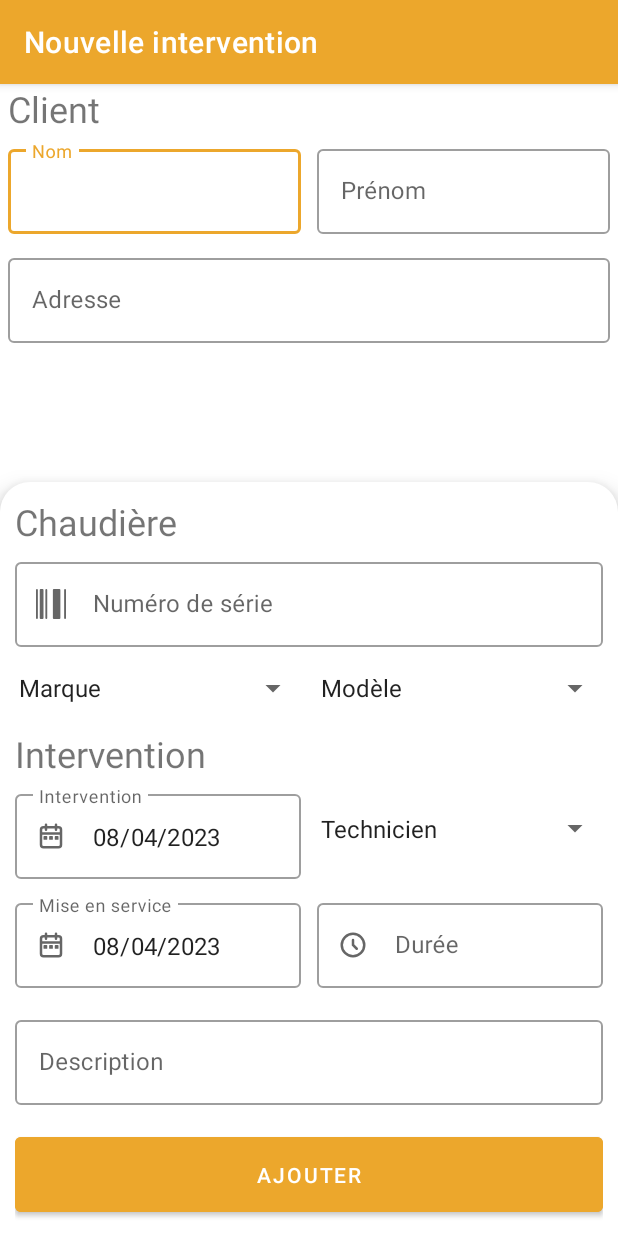
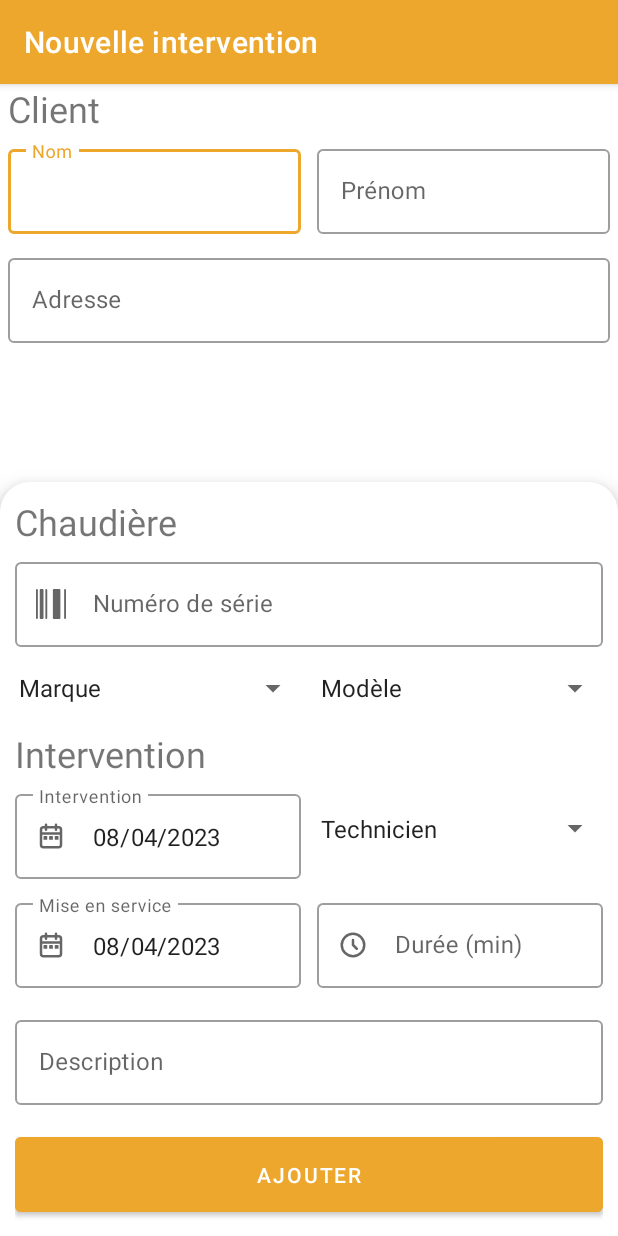
Before and after one commit to AimFried/boilerconnect_apk, an Android app: the AddReport screen opened directly, with no data from a screen before it, on a phone screen of 412 x 824 dp. Run offline under Robolectric (Android 15) with nearby library versions, the phone set to English and light mode, and no system bars.

Commit message:
adjust issues

```diff
--- a/app/src/main/res/layout/activity_add_report.xml
+++ b/app/src/main/res/layout/activity_add_report.xml
@@ -301,7 +301,7 @@
                 android:layout_marginTop="5dp"
                 android:layout_marginEnd="5dp"
                 android:layout_weight="1"
-                android:hint="Durée"
+                android:hint="Durée (min)"
                 app:startIconDrawable="@drawable/time_svgrepo_com"
                 tools:ignore="DuplicateIds">
 
--- a/app/src/main/res/layout/activity_modify_report.xml
+++ b/app/src/main/res/layout/activity_modify_report.xml
@@ -295,7 +295,7 @@
                 android:layout_marginTop="5dp"
                 android:layout_marginEnd="5dp"
                 android:layout_weight="1"
-                android:hint="Durée"
+                android:hint="Durée (min)"
                 app:startIconDrawable="@drawable/time_svgrepo_com"
                 tools:ignore="DuplicateIds">
 
```
